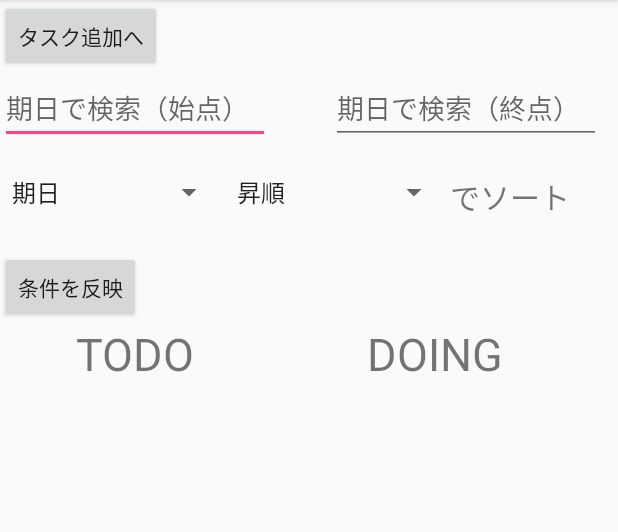
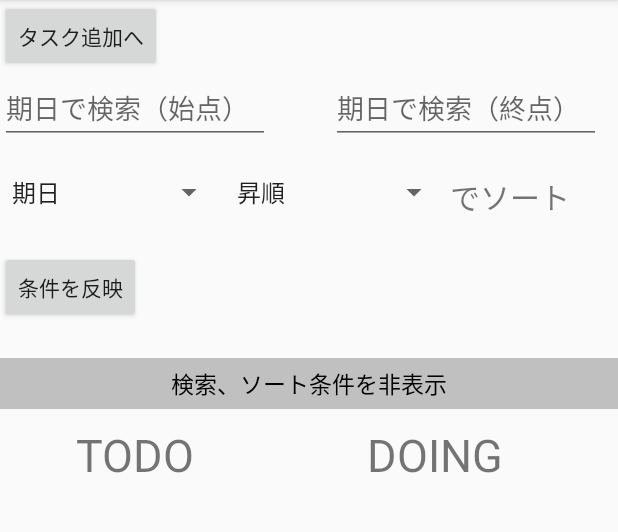
Before and after one commit to OhtaK/android_task_manager, an Android app: the screen it shows after launch (MainActivity), after a tap on "条件を反映", on a phone screen of 412 x 824 dp, the part 84-616 px from its top. Run offline under Robolectric (Android 15) with nearby library versions, the phone set to English and light mode, and no system bars; 3 other taps on this screen came first.

Commit message:
検索、そーと条件の表示切り替え実装、MainActivity内の無駄にインスタンス化しているところを修正

```diff
--- a/app/src/main/java/com/example/kota/task_manager/MainActivity.java
+++ b/app/src/main/java/com/example/kota/task_manager/MainActivity.java
@@ -11,7 +11,9 @@ import android.view.View;
 import android.content.Intent;
 import android.database.sqlite.SQLiteDatabase;
 import android.widget.EditText;
+import android.widget.ImageView;
 import android.widget.ListView;
+import android.widget.RelativeLayout;
 import android.widget.Spinner;
 import android.widget.TextView;
 
@@ -22,23 +24,47 @@ import java.util.Map;
 public class MainActivity extends AppCompatActivity {
 
     private MySQLiteOpenHelper helper;
+    SQLiteDatabase db;
+    boolean search_disp_flg = false;
+    RelativeLayout searchComponent;
 
     @Override
     protected void onCreate(Bundle savedInstanceState) {
         super.onCreate(savedInstanceState);
 
         this.getWindow().setSoftInputMode(WindowManager.LayoutParams.SOFT_INPUT_STATE_ALWAYS_HIDDEN);
-
         setContentView(R.layout.activity_main);
+        helper = new MySQLiteOpenHelper(getApplicationContext());
+        db = helper.getReadableDatabase();
 
         //タスクを検索してviewにセット
         for(int statusId = 1; statusId < 4; statusId++){
             Map<String, String> conditionMap = new HashMap<String, String>();
             conditionMap.put("status_id", String.valueOf(statusId));
-            helper = new MySQLiteOpenHelper(getApplicationContext());
             String condition = helper.buildSelectionStr(conditionMap);
             setTaskListView(statusId, condition, null);
         }
+
+        searchComponent = (RelativeLayout)findViewById(R.id.search_component);
+        searchComponent.setVisibility(View.GONE);
+
+        final TextView search_disp_switch = (TextView)findViewById(R.id.search_disp_switch);
+
+        search_disp_switch.setOnClickListener(new View.OnClickListener() {
+            @Override
+            public void onClick(View v) {
+                if(search_disp_flg){
+                    searchComponent.setVisibility(View.GONE);
+                    search_disp_switch.setText("検索、ソート条件を表示");
+                }
+                else{
+                    searchComponent.setVisibility(View.VISIBLE);
+                    search_disp_switch.setText("検索、ソート条件を非表示");
+                }
+
+                search_disp_flg = !search_disp_flg;
+            }
+        });
 
         Button sendButton = findViewById(R.id.to_task_edit);
         sendButton.setOnClickListener(new View.OnClickListener() {
@@ -116,14 +142,12 @@ public class MainActivity extends AppCompatActivity {
                 }
 
                 //検索、Viewにセット
-                SQLiteDatabase db = helper.getReadableDatabase();
                 for(int statusId = 1; statusId < 4; statusId++){
                     //SQLiteのqueryメソッドに入れるconditionのString作成
                     Map<String, String> conditionMap = new HashMap<String, String>();
                     conditionMap.put("limit_date_start", limitDateStart);
                     conditionMap.put("limit_date_end", limitDateEnd);
                     conditionMap.put("status_id", String.valueOf(statusId));
-                    helper = new MySQLiteOpenHelper(getApplicationContext());
                     String condition = helper.buildSelectionStr(conditionMap);
 
                     setTaskListView(statusId, condition, order);
@@ -138,9 +162,6 @@ public class MainActivity extends AppCompatActivity {
     }
 
     private void setTaskListView(Integer statusId, String condition, String order){
-        // DB作成
-        helper = new MySQLiteOpenHelper(getApplicationContext());
-        SQLiteDatabase db = helper.getReadableDatabase();
 
         //タスク検索
         List<Task> taskList = Task.findAllByConditionStr(db, condition, order);
--- a/app/src/main/res/layout/activity_main.xml
+++ b/app/src/main/res/layout/activity_main.xml
@@ -10,27 +10,26 @@
         android:layout_width="match_parent"
         android:layout_height="match_parent">
 
-        <Button
-            android:id="@+id/to_task_edit"
-            android:layout_width="wrap_content"
+        <RelativeLayout
+            android:id="@+id/search_component"
+            android:layout_width="match_parent"
             android:layout_height="wrap_content"
             android:layout_alignParentLeft="true"
             android:layout_alignParentStart="true"
-            android:layout_alignParentTop="true"
-            android:text="タスク追加へ"
-            tools:layout_editor_absoluteX="89dp"
-            tools:layout_editor_absoluteY="103dp" />
+            android:layout_below="@+id/to_task_edit">
 
-        <EditText
-            android:id="@+id/search_limit_date_start"
-            android:layout_width="180dp"
+            <TextView
+                android:id="@+id/sort_text"
+                android:layout_width="wrap_content"
                 android:layout_height="wrap_content"
-            android:layout_below="@+id/to_task_edit"
-            android:ems="10"
-            android:hint="期日で検索（始点）"
-            android:inputType="text"
-            tools:layout_editor_absoluteX="44dp"
-            tools:layout_editor_absoluteY="84dp" />
+                android:layout_alignTop="@+id/sort_order_by_spinner"
+                android:layout_toEndOf="@+id/sort_order_by_spinner"
+                android:layout_toRightOf="@+id/sort_order_by_spinner"
+                android:gravity="center"
+                android:text="でソート"
+                android:textSize="20sp"
+                tools:layout_editor_absoluteX="289dp"
+                tools:layout_editor_absoluteY="108dp" />
 
             <EditText
                 android:id="@+id/search_limit_date_end"
@@ -49,18 +48,6 @@
                 tools:layout_editor_absoluteY="84dp" />
 
             <Spinner
-            android:id="@+id/sort_columns_spinner"
-            android:layout_width="150dp"
-            android:layout_height="wrap_content"
-            android:layout_alignParentLeft="true"
-            android:layout_alignParentStart="true"
-            android:layout_below="@+id/search_limit_date_start"
-            android:layout_marginTop="20dp"
-            android:entries="@array/sort_columns"
-            tools:layout_editor_absoluteX="55dp"
-            tools:layout_editor_absoluteY="62dp" />
-
-        <Spinner
                 android:id="@+id/sort_order_by_spinner"
                 android:layout_width="150dp"
                 android:layout_height="wrap_content"
@@ -71,19 +58,6 @@
                 android:entries="@array/sort_order"
                 tools:layout_editor_absoluteX="55dp"
                 tools:layout_editor_absoluteY="62dp" />
-
-        <TextView
-            android:id="@+id/sort_text"
-            android:layout_width="wrap_content"
-            android:layout_height="wrap_content"
-            android:layout_alignTop="@+id/sort_order_by_spinner"
-            android:layout_toEndOf="@+id/sort_order_by_spinner"
-            android:layout_toRightOf="@+id/sort_order_by_spinner"
-            android:gravity="center"
-            android:text="でソート"
-            android:textSize="20sp"
-            tools:layout_editor_absoluteX="289dp"
-            tools:layout_editor_absoluteY="108dp" />
 
             <Button
                 android:id="@+id/btn_search"
@@ -97,14 +71,65 @@
                 tools:layout_editor_absoluteX="89dp"
                 tools:layout_editor_absoluteY="103dp" />
 
+            <Spinner
+                android:id="@+id/sort_columns_spinner"
+                android:layout_width="150dp"
+                android:layout_height="wrap_content"
+                android:layout_alignParentLeft="true"
+                android:layout_alignParentStart="true"
+                android:layout_below="@+id/search_limit_date_start"
+                android:layout_marginTop="20dp"
+                android:entries="@array/sort_columns"
+                tools:layout_editor_absoluteX="55dp"
+                tools:layout_editor_absoluteY="62dp" />
+
+            <EditText
+                android:id="@+id/search_limit_date_start"
+                android:layout_width="180dp"
+                android:layout_height="wrap_content"
+                android:layout_below="@+id/to_task_edit"
+                android:ems="10"
+                android:hint="期日で検索（始点）"
+                android:inputType="text"
+                tools:layout_editor_absoluteX="44dp"
+                tools:layout_editor_absoluteY="84dp" />
+
+        </RelativeLayout>
+
+        <Button
+            android:id="@+id/to_task_edit"
+            android:layout_width="wrap_content"
+            android:layout_height="wrap_content"
+            android:layout_alignParentLeft="true"
+            android:layout_alignParentStart="true"
+            android:layout_alignParentTop="true"
+            android:text="タスク追加へ"
+            tools:layout_editor_absoluteX="89dp"
+            tools:layout_editor_absoluteY="103dp" />
+
+
+        <TextView
+            android:id="@+id/search_disp_switch"
+            android:layout_width="match_parent"
+            android:layout_height="wrap_content"
+            android:layout_alignParentLeft="true"
+            android:layout_alignParentStart="true"
+            android:layout_below="@+id/search_component"
+            android:layout_marginTop="23dp"
+            android:background="#c0c0c0"
+            android:gravity="center"
+            android:padding="5sp"
+            android:text="検索・ソート条件を表示"
+            android:textColor="#000000"
+            android:textSize="15sp" />
 
         <HorizontalScrollView
             android:layout_width="wrap_content"
             android:layout_height="match_parent"
-            android:layout_alignEnd="@+id/sort_text"
-            android:layout_alignRight="@+id/sort_text"
-            android:layout_below="@+id/btn_search"
-            tools:layout_editor_absoluteY="231dp">
+            android:layout_alignParentLeft="true"
+            android:layout_alignParentStart="true"
+            android:layout_below="@+id/search_disp_switch"
+            android:layout_marginTop="10sp">
 
             <RelativeLayout
                 android:id="@+id/relativeLayout"
--- a/app/src/main/res/layout/task_list.xml
+++ b/app/src/main/res/layout/task_list.xml
@@ -30,7 +30,7 @@
             android:layout_toEndOf="@+id/imageView"
             android:layout_toRightOf="@+id/imageView"
             android:paddingLeft="5sp"
-            android:text="サブテキスト"
+            android:text="期限"
             android:textColor="#000000"
             android:textSize="20sp" />
 
@@ -41,7 +41,7 @@
             android:paddingBottom="10sp"
             android:paddingLeft="10sp"
             android:paddingTop="10sp"
-            android:text="メインテキスト"
+            android:text="タスク名"
             android:textColor="#000000"
             android:textSize="30sp" />
 
@@ -54,7 +54,7 @@
             android:layout_below="@+id/imageView"
             android:layout_weight="1"
             android:padding="10sp"
-            android:text="説明がここに表示される～～～～～"
+            android:text="備考"
             android:textColor="#000000"
             android:textSize="20sp" />
 
```
Also changed, not shown: app/src/main/res/drawable/arrow.png (added). Lines whose indentation alone changed are shown as unchanged.
